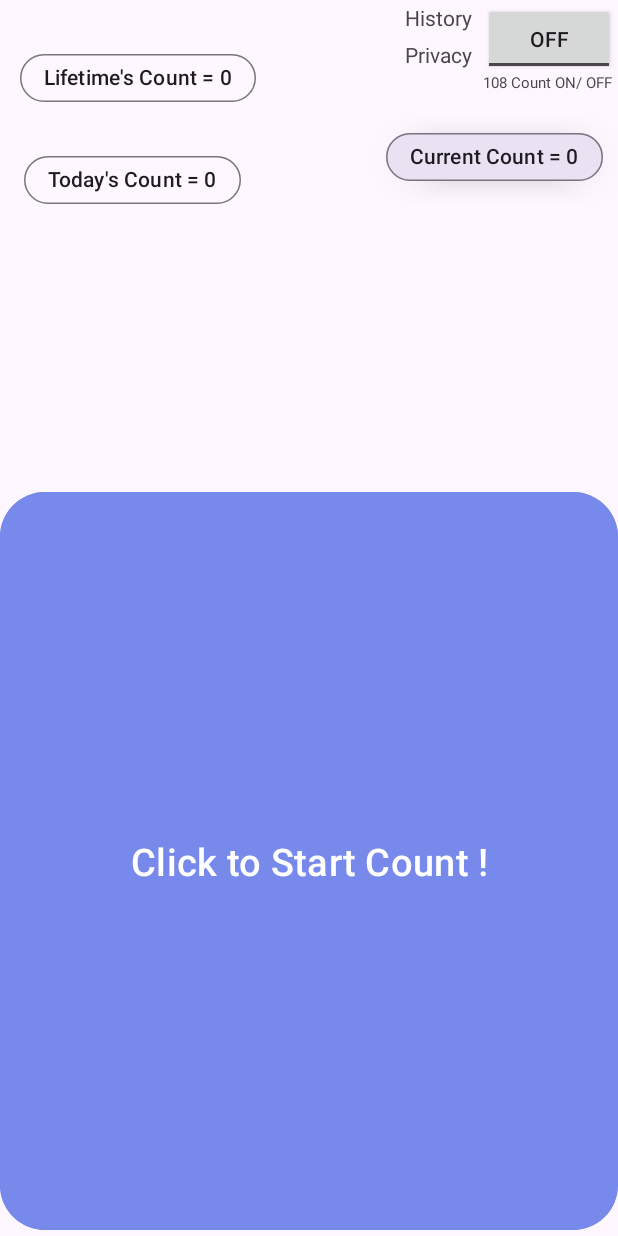
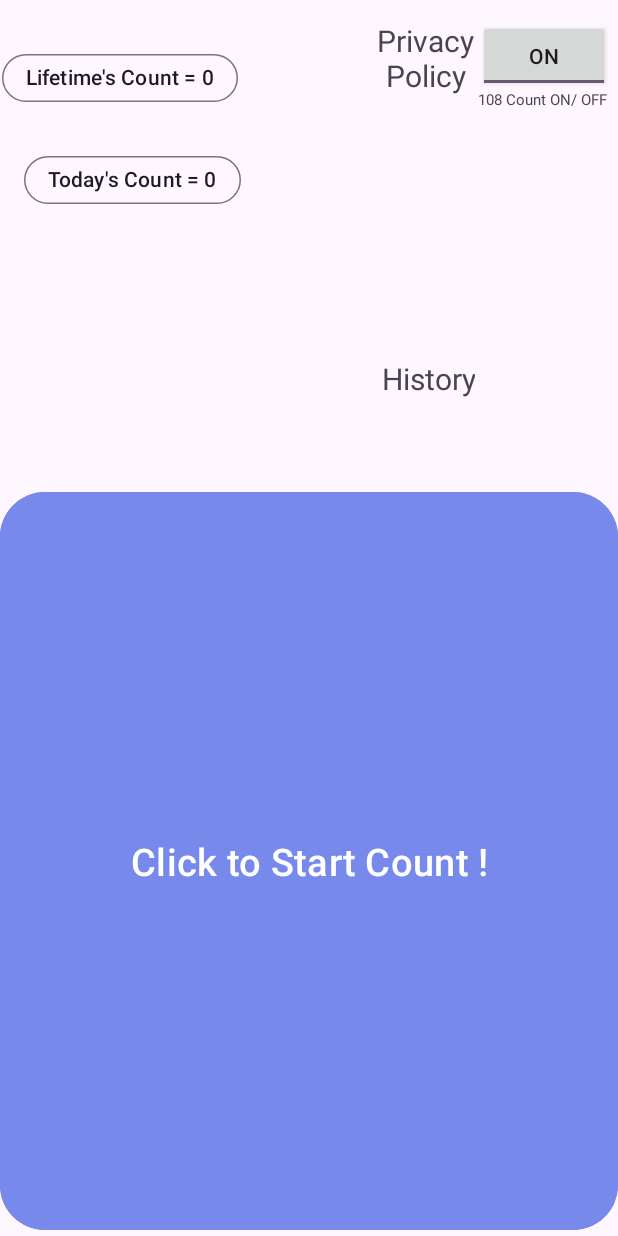
Before and after one commit to Tyagism/Digital_Counter, an Android app: the MainActivity screen opened directly, with no data from a screen before it, on a phone screen of 412 x 824 dp. Run offline under Robolectric (Android 15) with nearby library versions, the light colour scheme and no system bars.

Commit message:
Basic Functionality Created With Basic User Interface.

```diff
--- a/app/src/main/java/com/example/counter/MainActivity.kt
+++ b/app/src/main/java/com/example/counter/MainActivity.kt
@@ -6,6 +6,7 @@ import android.content.Intent
 import android.icu.text.SimpleDateFormat
 import android.net.Uri
 import android.os.Bundle
+import android.util.Log
 import android.view.View
 import android.widget.Button
 import android.widget.LinearLayout
@@ -20,6 +21,7 @@ import com.google.android.material.chip.Chip
 import java.util.Date
 import java.util.Locale
 
+@Suppress("NAME_SHADOWING")
 class MainActivity : AppCompatActivity() {
     private var nowCount = 0
     private var todayCount = 0
@@ -31,6 +33,22 @@ class MainActivity : AppCompatActivity() {
         this.enableEdgeToEdge()
         setContentView(R.layout.activity_main)
         val txtview7 = findViewById<TextView>(R.id.textView7)
+        val togglebtn = findViewById<ToggleButton>(R.id.toggleButton)
+        val currentCount = findViewById<TextView>(R.id.current_chip)
+
+        val preferenc = getSharedPreferences("com.example.counter", MODE_PRIVATE)
+        val isSwitched = preferenc.getBoolean("switch", true)
+        togglebtn.isChecked = isSwitched
+        currentCount.visibility = if (isSwitched) View.GONE else  View.VISIBLE
+
+
+        togglebtn.setOnCheckedChangeListener { _, isChecked ->
+            Log.d("MainActivity", "Toggle button checked: $isChecked")
+            currentCount.visibility = if (isChecked) View.GONE else  View.VISIBLE
+
+            val editor = preferenc.edit()
+            editor.putBoolean("switch", isChecked)
+            editor.apply() }
 
         val sharedPref = getSharedPreferences("myPrefs", Context.MODE_PRIVATE)
         lifetimeCount = sharedPref.getInt("count", 0)
@@ -42,24 +60,20 @@ class MainActivity : AppCompatActivity() {
             startActivity(intent)
         }
 
-
         val preferences = getSharedPreferences("com.example.counter", MODE_PRIVATE)
         val isSwitch1On = preferences.getBoolean("switch1", false)
-        val currentCount = findViewById<TextView>(R.id.current_chip)
         if (isSwitch1On) {
-            currentCount.visibility = View.GONE
-        }
+            currentCount.visibility = View.GONE }
 
         val preference = getSharedPreferences("com.example.counter", MODE_PRIVATE)
         if (preference.getBoolean("firstRun", true)) {
-            startActivity(Intent(this, SetupActivity::class.java))
-        }
+            startActivity(Intent(this, SetupActivity::class.java)) }
+
         ViewCompat.setOnApplyWindowInsetsListener(findViewById(R.id.main)) { v: View, insets: WindowInsetsCompat ->
             val systemBars = insets.getInsets(WindowInsetsCompat.Type.systemBars())
             v.setPadding(systemBars.left, systemBars.top, systemBars.right, systemBars.bottom)
             insets
         }
-        @SuppressLint("CutPasteId") val currentChip = findViewById<Chip>(R.id.current_chip)
         val todayChip = findViewById<Chip>(R.id.today_chip)
         val lifetimeChip = findViewById<Chip>(R.id.lifetime_chip)
         @SuppressLint("MissingInflatedId", "LocalSuppress")
@@ -84,7 +98,7 @@ class MainActivity : AppCompatActivity() {
                     lifetimeCount++
                 }
             }
-            currentChip.text = "Current Count : $nowCount"
+            currentCount.text = "Current Count : $nowCount"
             todayChip.text = "Today's Count : $todayCount"
             lifetimeChip.text = "Lifetime Count : $lifetimeCount"
 
@@ -96,14 +110,14 @@ class MainActivity : AppCompatActivity() {
             val currentDateTime = SimpleDateFormat("yy-MM-dd  hh:mm", Locale.getDefault()).format(Date())
 
             val newEntry = TextView(this)
-            newEntry.text = "Lifetime Count : $lifetimeCount at $currentDateTime /n"
+            newEntry.text = "Lifetime Count : $lifetimeCount   at  $currentDateTime"
 
             linearLayout.addView(newEntry)
         }
+        scrollView.visibility = View.GONE
 
         toggleButton.setOnCheckedChangeListener { _, isChecked ->
-            currentChip.visibility = if (isChecked) View.GONE else View.VISIBLE
-        }
+            currentCount.visibility = if (isChecked) View.GONE else View.VISIBLE }
 
         histry.setOnClickListener {
             isHistoryVisible = !isHistoryVisible
--- a/app/src/main/res/layout/activity_main.xml
+++ b/app/src/main/res/layout/activity_main.xml
@@ -19,10 +19,10 @@
         android:padding="@dimen/cardview_default_elevation"
         app:layout_constraintBottom_toTopOf="@+id/current_chip"
         app:layout_constraintEnd_toEndOf="parent"
-        app:layout_constraintHorizontal_bias="1.0"
+        app:layout_constraintHorizontal_bias="0.97"
         app:layout_constraintStart_toStartOf="parent"
         app:layout_constraintTop_toTopOf="parent"
-        app:layout_constraintVertical_bias="0.0">
+        app:layout_constraintVertical_bias="0.095">
 
 
         <LinearLayout
@@ -40,22 +40,13 @@
 
 
                 <TextView
-                    android:id="@+id/textView6"
-                    android:layout_width="match_parent"
-                    android:layout_height="wrap_content"
-                    android:gravity="center"
-                    android:text="@string/history" />
-
-                <Space
-                    android:layout_width="60dp"
-                    android:layout_height="5dp" />
-
-                <TextView
                     android:id="@+id/textView7"
-                    android:layout_width="match_parent"
-                    android:layout_height="wrap_content"
-                    android:gravity="center"
-                    android:text="@string/privacy_policy" />
+                    android:layout_width="70sp"
+                    android:layout_height="match_parent"
+                    android:layout_gravity="center"
+                    android:text="@string/privacy_policy"
+                    android:textAlignment="center"
+                    android:textSize="20sp" />
 
             </LinearLayout>
 
@@ -93,13 +84,36 @@
 
     </FrameLayout>
 
+    <LinearLayout
+        android:layout_width="wrap_content"
+        android:layout_height="wrap_content"
+        android:layout_marginBottom="58dp"
+        android:gravity="center"
+        android:orientation="vertical"
+        app:layout_constraintBottom_toTopOf="@+id/buttoncount"
+        app:layout_constraintEnd_toEndOf="parent"
+        app:layout_constraintHorizontal_bias="0.727"
+        app:layout_constraintStart_toStartOf="parent"
+        app:layout_constraintTop_toTopOf="parent"
+        app:layout_constraintVertical_bias="1.0">
+
+
+        <TextView
+            android:id="@+id/textView6"
+            android:layout_width="wrap_content"
+            android:layout_height="wrap_content"
+            android:gravity="center"
+            android:text="@string/history"
+            android:textSize="20sp" />
+    </LinearLayout>
+
     <ScrollView
         android:id="@+id/scrol"
-        android:layout_width="200dp"
-        android:layout_height="80dp"
-        android:layout_marginTop="124dp"
+        android:layout_width="250dp"
+        android:layout_height="100dp"
+        android:layout_marginTop="100dp"
         app:layout_constraintEnd_toEndOf="parent"
-        app:layout_constraintHorizontal_bias="0.952"
+        app:layout_constraintHorizontal_bias="0.981"
         app:layout_constraintStart_toStartOf="parent"
         app:layout_constraintTop_toTopOf="parent">
 
@@ -132,10 +146,10 @@
         app:chipCornerRadius="25dp"
         app:layout_constraintBottom_toBottomOf="parent"
         app:layout_constraintEnd_toEndOf="parent"
-        app:layout_constraintHorizontal_bias="0.962"
+        app:layout_constraintHorizontal_bias="0.059"
         app:layout_constraintStart_toStartOf="parent"
         app:layout_constraintTop_toTopOf="parent"
-        app:layout_constraintVertical_bias="0.104" />
+        app:layout_constraintVertical_bias="0.224" />
 
     <Button
         android:id="@+id/buttoncount"
```
Also changed, not shown: 2 other files.
